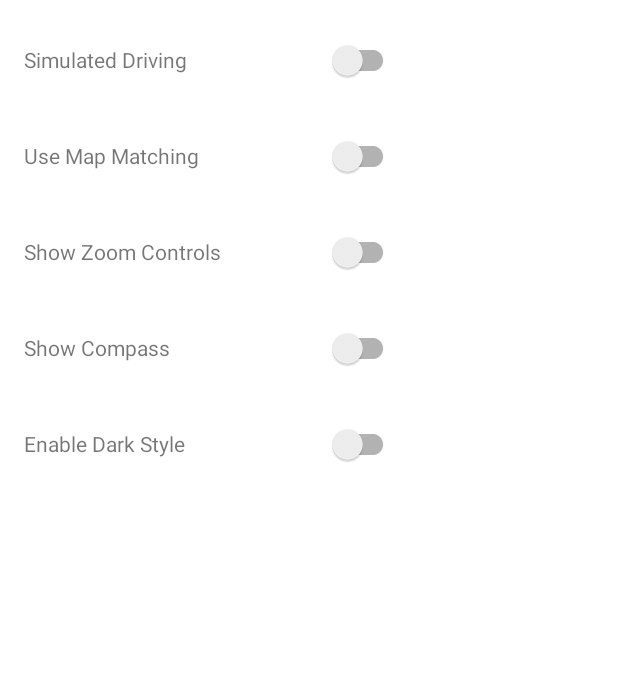
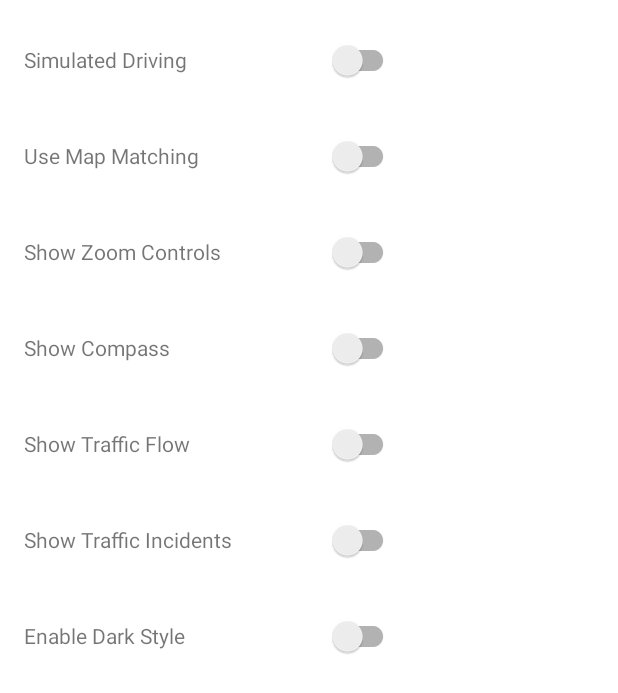
Before and after one commit to babaosoftware/tomtomnav, an Android app: the layout activity_settings.xml on its own in the app's theme, with its tools: preview values and no code run, on a phone screen of 412 x 824 dp. Shown: the top 693 px of the screen. Run offline under Robolectric (Android 15) with nearby library versions, the phone set to English and light mode, and no system bars.

Commit message:
Update route when changed Settings for traffic flow and incidents

```diff
--- a/app/src/main/java/com/babaosoftware/tomtomnav/Config.kt
+++ b/app/src/main/java/com/babaosoftware/tomtomnav/Config.kt
@@ -10,4 +10,6 @@ data class Config(
     var showZoomControl: Boolean = true,
     var showCompass: Boolean = true,
     var enableDarkStyleMode: Boolean = true,
+    var showTrafficFlow: Boolean = true,
+    var showTrafficIncidents: Boolean = true,
 )
--- a/app/src/main/java/com/babaosoftware/tomtomnav/SettingsCallback.kt
+++ b/app/src/main/java/com/babaosoftware/tomtomnav/SettingsCallback.kt
@@ -7,5 +7,7 @@ interface SettingsCallback {
     fun mapMatched(mm: Boolean)
     fun showZoom(zoom: Boolean)
     fun showCompass(compass: Boolean)
+    fun showTrafficFlow(flow: Boolean)
+    fun showTrafficIncidents(incidents: Boolean)
     fun darkStyle(ds: Boolean)
 }
--- a/app/src/main/res/layout/activity_settings.xml
+++ b/app/src/main/res/layout/activity_settings.xml
@@ -118,6 +118,50 @@
             <androidx.appcompat.widget.AppCompatTextView
                 android:layout_width="200dp"
                 android:layout_height="wrap_content"
+                android:text="Show Traffic Flow"
+                />
+
+            <androidx.appcompat.widget.SwitchCompat
+                android:id="@+id/flow"
+                android:layout_width="50dp"
+                android:layout_height="wrap_content"
+                />
+        </androidx.appcompat.widget.LinearLayoutCompat>
+
+        <androidx.appcompat.widget.LinearLayoutCompat
+            android:layout_width="wrap_content"
+            android:layout_height="wrap_content"
+            android:orientation="horizontal"
+            android:layout_marginBottom="16dp"
+            android:layout_marginLeft="16dp"
+            android:layout_marginRight="16dp"
+            >
+
+            <androidx.appcompat.widget.AppCompatTextView
+                android:layout_width="200dp"
+                android:layout_height="wrap_content"
+                android:text="Show Traffic Incidents"
+                />
+
+            <androidx.appcompat.widget.SwitchCompat
+                android:id="@+id/incidents"
+                android:layout_width="50dp"
+                android:layout_height="wrap_content"
+                />
+        </androidx.appcompat.widget.LinearLayoutCompat>
+
+        <androidx.appcompat.widget.LinearLayoutCompat
+            android:layout_width="wrap_content"
+            android:layout_height="wrap_content"
+            android:orientation="horizontal"
+            android:layout_marginBottom="16dp"
+            android:layout_marginLeft="16dp"
+            android:layout_marginRight="16dp"
+            >
+
+            <androidx.appcompat.widget.AppCompatTextView
+                android:layout_width="200dp"
+                android:layout_height="wrap_content"
                 android:text="Enable Dark Style"
                 />
 
```
Also changed, not shown: app/src/main/java/com/babaosoftware/tomtomnav/MainActivity.kt (+35 -6 lines), app/src/main/java/com/babaosoftware/tomtomnav/SettingsActivity.kt (+10 -0 lines).
